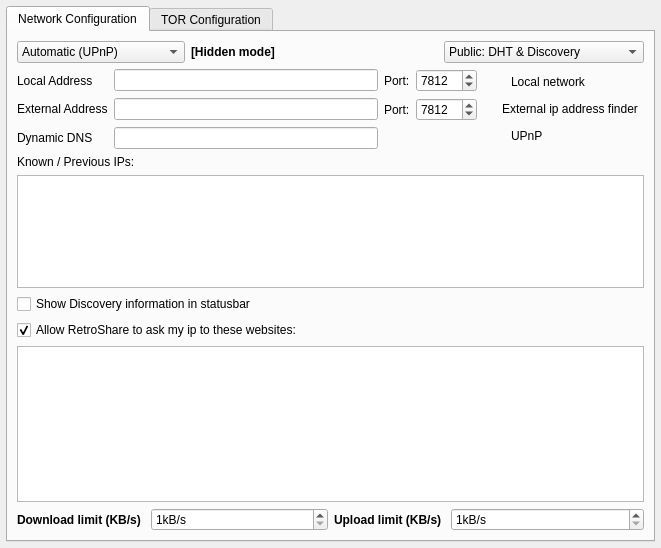
RetroShare/RetroShare, file retroshare-gui/src/gui/settings/ServerPage.ui: the form before one commit.
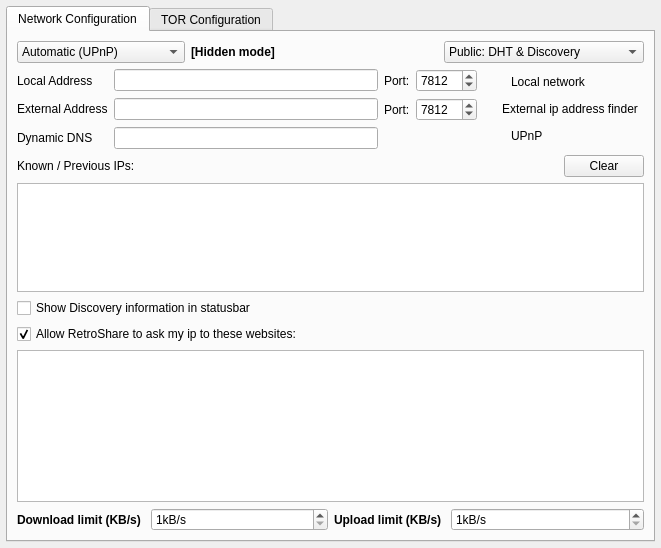
The form after the commit. Icons and pictures are not drawn.

Commit message: added a button to clear the IP address list. Also started to add diagnostic for TOR status. This is unfinished so it does not work yet.

```diff
--- a/retroshare-gui/src/gui/settings/ServerPage.ui
+++ b/retroshare-gui/src/gui/settings/ServerPage.ui
@@ -317,11 +317,38 @@
         </layout>
        </item>
        <item>
-        <widget class="QLabel" name="label_7">
-         <property name="text">
-          <string>Known / Previous IPs:</string>
-         </property>
-        </widget>
+        <layout class="QHBoxLayout" name="horizontalLayout_7">
+         <item>
+          <widget class="QLabel" name="label_7">
+           <property name="text">
+            <string>Known / Previous IPs:</string>
+           </property>
+          </widget>
+         </item>
+         <item>
+          <spacer name="horizontalSpacer">
+           <property name="orientation">
+            <enum>Qt::Horizontal</enum>
+           </property>
+           <property name="sizeHint" stdset="0">
+            <size>
+             <width>40</width>
+             <height>20</height>
+            </size>
+           </property>
+          </spacer>
+         </item>
+         <item>
+          <widget class="QPushButton" name="cleanKnownIPs_PB">
+           <property name="toolTip">
+            <string>&lt;html&gt;&lt;head/&gt;&lt;body&gt;&lt;p&gt;This clears the list of known addresses. This action is useful if for some reason your address list contains an invalid/irrelevant/expired address that you want to avoid passing to your friends as a contact address.&lt;/p&gt;&lt;/body&gt;&lt;/html&gt;</string>
+           </property>
+           <property name="text">
+            <string>Clear</string>
+           </property>
+          </widget>
+         </item>
+        </layout>
        </item>
        <item>
         <widget class="QListWidget" name="ipAddressList">
```
Left out of the diff: 82 changed lines with no effect on the pictures. The commit also changes 7 other files.
